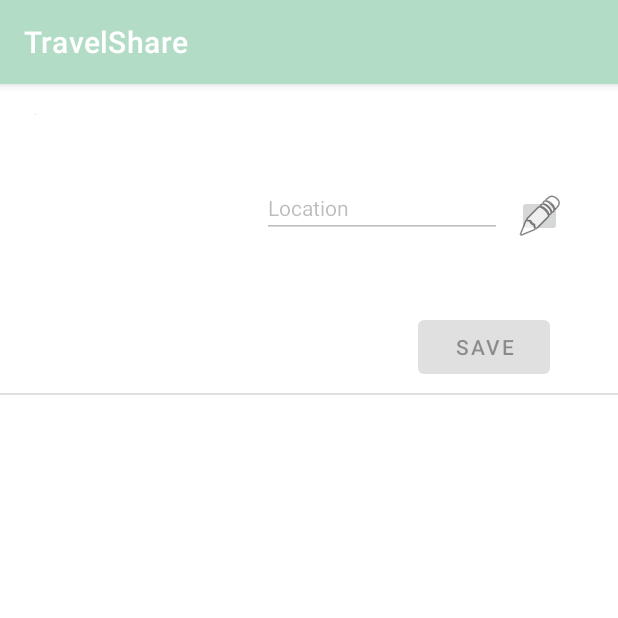
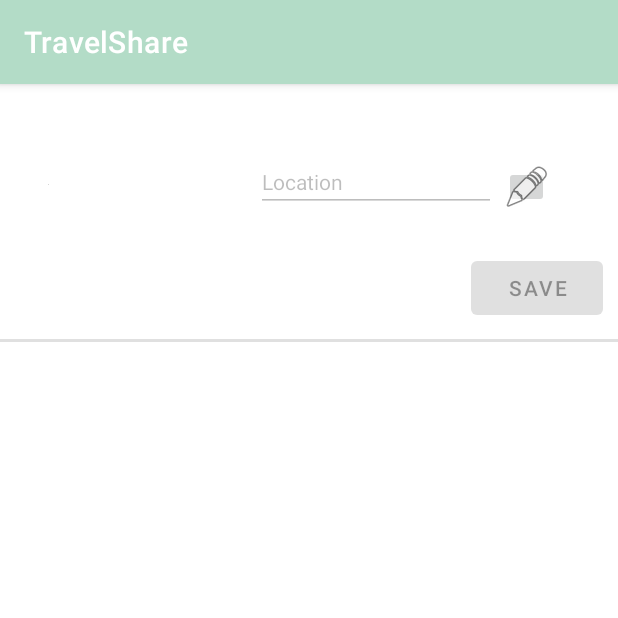
Before and after one commit to Stela303/TravelShare, an Android app: the fragment ProfileFragment shown on its own in the app's theme, on a phone screen of 412 x 824 dp, the top half of it. Run offline under Robolectric (Android 15) with nearby library versions, the phone set to English and light mode, and no system bars; our stand-ins replace Firebase (no records; nobody signed in at launch, a user with empty details on screens opened directly), Picasso; 4 statements that could not run were skipped.

Commit message:
Cambiada la apariencia.

```diff
--- a/app/src/main/java/com/example/travelshare/ui/profile/ProfileFragment.java
+++ b/app/src/main/java/com/example/travelshare/ui/profile/ProfileFragment.java
@@ -16,14 +16,20 @@
 import androidx.annotation.NonNull;
 import androidx.fragment.app.Fragment;
 import androidx.lifecycle.ViewModelProvider;
+import androidx.recyclerview.widget.LinearLayoutManager;
+import androidx.recyclerview.widget.RecyclerView;
 
+import com.example.travelshare.Adapter;
 import com.example.travelshare.R;
+import com.example.travelshare.ui.Itinerary;
 import com.example.travelshare.ui.login.LoginActivity;
+import com.firebase.ui.firestore.FirestoreRecyclerOptions;
 import com.google.firebase.auth.FirebaseAuth;
 import com.google.firebase.auth.FirebaseUser;
 import com.google.firebase.firestore.CollectionReference;
 import com.google.firebase.firestore.DocumentSnapshot;
 import com.google.firebase.firestore.FirebaseFirestore;
+import com.google.firebase.firestore.Query;
 import com.squareup.picasso.Picasso;
 
 import java.util.HashMap;
@@ -42,6 +48,9 @@
     Button save;
     ImageButton edit;
     View root;
+    FirebaseFirestore db;
+    RecyclerView recyclerViewItinerary;
+    Adapter mAdapter;
 
     private FirebaseUser signInAccount;
 
@@ -51,7 +60,7 @@
                 new ViewModelProvider(this).get(GalleryViewModel.class);
         root = inflater.inflate(R.layout.fragment_profile, container, false);
 
-        FirebaseFirestore db = FirebaseFirestore.getInstance();
+        db = FirebaseFirestore.getInstance();
         CollectionReference usersRef = db.collection("users");
 
         name = root.findViewById(R.id.nameProfile);
@@ -61,6 +70,9 @@
         save = root.findViewById(R.id.saveProfile);
         edit = root.findViewById(R.id.editProfile);
 
+        recyclerViewItinerary = root.findViewById(R.id.itineraries);
+        recyclerViewItinerary.setLayoutManager(new LinearLayoutManager(root.getContext()));
+
         edit.setOnClickListener(v -> {
             location.setText("");
             location.setEnabled(true);
@@ -68,11 +80,11 @@
         });
 
         save.setOnClickListener(v -> {
-            Toast.makeText(root.getContext(), "Guardar localizacion", Toast.LENGTH_SHORT).show();
             System.out.println(userId);
             usersRef.document(userId).update("location", location.getText().toString());
             location.setEnabled(false);
             save.setEnabled(false);
+            Toast.makeText(root.getContext(), R.string.save_location_success, Toast.LENGTH_SHORT).show();
         });
 
 
@@ -82,12 +94,13 @@
             name.setText(signInAccount.getDisplayName());
             email.setText(signInAccount.getEmail());
             Picasso.with(root.getContext()).load(signInAccount.getPhotoUrl()).into(photo);
-            usersRef.whereEqualTo("email", Objects.requireNonNull(signInAccount).getEmail()).get()
+            usersRef.whereEqualTo("googleID", Objects.requireNonNull(signInAccount).getUid()).get()
                     .addOnCompleteListener(task1 -> {
                         if (task1.isSuccessful()){
                             DocumentSnapshot user= task1.getResult().getDocuments().get(0);
                             String location = (String) user.get("location");
                             userId = (String) user.getId();
+                            this.initializeItinerary((String) user.get("googleID"));
                             if(location!=null){
                                 this.location.setText(location);
                             }
@@ -98,7 +111,16 @@
             startActivity(intent);
         }
 
-
         return root;
     }
+
+    private void initializeItinerary(String googleID) {
+        Query query= db.collection("users/"+googleID+"/itineraries");
+        FirestoreRecyclerOptions<Itinerary> firestoreRecyclerOptions = new FirestoreRecyclerOptions.Builder<Itinerary>()
+                .setQuery(query, Itinerary.class).build();
+        mAdapter = new Adapter(firestoreRecyclerOptions, root.getContext());
+        mAdapter.notifyDataSetChanged();
+        recyclerViewItinerary.setAdapter(mAdapter);
+        mAdapter.startListening();
+    }
 }
--- a/app/src/main/res/drawable/search.xml
+++ b/app/src/main/res/drawable/search.xml
@@ -1,9 +1,10 @@
 <?xml version="1.0" encoding="utf-8"?>
 <shape xmlns:android="http://schemas.android.com/apk/res/android">
-    <solid android:color="#e4f2ec"/>
+    <solid android:color="@color/white"/>
     <corners android:radius="10dp"/>
     <padding android:left="10dp"
         android:bottom="10dp"
         android:right="10dp"
         android:top="10dp"/>
+    <stroke android:width="5px" android:color="#47535d"></stroke>
 </shape>
--- a/app/src/main/res/layout/fragment_profile.xml
+++ b/app/src/main/res/layout/fragment_profile.xml
@@ -4,6 +4,30 @@
     xmlns:tools="http://schemas.android.com/tools"
     android:layout_width="match_parent"
     android:layout_height="match_parent"
+    tools:context=".ui.profile.ProfileFragment">
+
+    <ScrollView
+        android:layout_width="match_parent"
+        android:layout_height="match_parent"
+        app:layout_constraintBottom_toBottomOf="parent"
+        app:layout_constraintEnd_toEndOf="parent"
+        app:layout_constraintStart_toStartOf="parent"
+        app:layout_constraintTop_toTopOf="parent">
+
+        <LinearLayout
+            android:layout_width="match_parent"
+            android:layout_height="wrap_content"
+            android:orientation="vertical">
+
+            <androidx.constraintlayout.widget.ConstraintLayout
+                android:layout_width="match_parent"
+                android:layout_height="170dp"
+                android:paddingStart="10dp"
+                android:paddingLeft="10dp"
+                android:paddingTop="10dp"
+                android:paddingEnd="10dp"
+                android:paddingRight="10dp"
+                android:paddingBottom="10dp"
                 tools:context=".ui.profile.ProfileFragment">
 
                 <ImageView
@@ -15,7 +39,7 @@
                     app:layout_constraintHorizontal_bias="0.056"
                     app:layout_constraintStart_toStartOf="parent"
                     app:layout_constraintTop_toTopOf="parent"
-        app:layout_constraintVertical_bias="0.026"
+                    app:layout_constraintVertical_bias="0.38"
                     tools:src="@tools:sample/avatars" />
 
                 <TextView
@@ -25,10 +49,10 @@
                     android:text="TextView"
                     app:layout_constraintBottom_toBottomOf="parent"
                     app:layout_constraintEnd_toEndOf="parent"
-        app:layout_constraintHorizontal_bias="0.505"
+                    app:layout_constraintHorizontal_bias="0.497"
                     app:layout_constraintStart_toStartOf="parent"
                     app:layout_constraintTop_toTopOf="parent"
-        app:layout_constraintVertical_bias="0.047" />
+                    app:layout_constraintVertical_bias="0.105" />
 
                 <ImageButton
                     android:id="@+id/editProfile"
@@ -37,10 +61,10 @@
                     android:src="@android:drawable/ic_menu_edit"
                     app:layout_constraintBottom_toBottomOf="parent"
                     app:layout_constraintEnd_toEndOf="parent"
-        app:layout_constraintHorizontal_bias="0.902"
+                    app:layout_constraintHorizontal_bias="0.9"
                     app:layout_constraintStart_toStartOf="parent"
                     app:layout_constraintTop_toTopOf="parent"
-        app:layout_constraintVertical_bias="0.1" />
+                    app:layout_constraintVertical_bias="0.366" />
 
                 <TextView
                     android:id="@+id/emailProfile"
@@ -52,7 +76,7 @@
                     app:layout_constraintHorizontal_bias="0.642"
                     app:layout_constraintStart_toStartOf="parent"
                     app:layout_constraintTop_toTopOf="parent"
-        app:layout_constraintVertical_bias="0.154" />
+                    app:layout_constraintVertical_bias="0.600" />
 
                 <Button
                     android:id="@+id/saveProfile"
@@ -62,34 +86,10 @@
                     android:text="@string/save"
                     app:layout_constraintBottom_toBottomOf="parent"
                     app:layout_constraintEnd_toEndOf="parent"
-        app:layout_constraintHorizontal_bias="0.86"
+                    app:layout_constraintHorizontal_bias="1.0"
                     app:layout_constraintStart_toStartOf="parent"
                     app:layout_constraintTop_toTopOf="parent"
-        app:layout_constraintVertical_bias="0.21" />
-
-    <View
-        android:id="@+id/divider"
-        android:layout_width="match_parent"
-        android:layout_height="1dp"
-        android:background="?android:attr/listDivider"
-        app:layout_constraintBottom_toBottomOf="parent"
-        app:layout_constraintEnd_toEndOf="parent"
-        app:layout_constraintHorizontal_bias="0.0"
-        app:layout_constraintStart_toStartOf="parent"
-        app:layout_constraintTop_toTopOf="parent"
-        app:layout_constraintVertical_bias="0.269" />
-
-    <androidx.recyclerview.widget.RecyclerView
-        android:id="@+id/itineraries"
-        android:layout_width="wrap_content"
-        android:layout_height="wrap_content"
-        android:scrollbars="vertical"
-        app:layout_constraintBottom_toBottomOf="parent"
-        app:layout_constraintEnd_toEndOf="parent"
-        app:layout_constraintHorizontal_bias="0.46"
-        app:layout_constraintStart_toStartOf="parent"
-        app:layout_constraintTop_toTopOf="parent"
-        app:layout_constraintVertical_bias="0.426" />
+                    app:layout_constraintVertical_bias="1.0" />
 
                 <EditText
                     android:id="@+id/locationProfile"
@@ -105,6 +105,23 @@
                     app:layout_constraintHorizontal_bias="0.692"
                     app:layout_constraintStart_toStartOf="parent"
                     app:layout_constraintTop_toTopOf="parent"
-        app:layout_constraintVertical_bias="0.086" />
+                    app:layout_constraintVertical_bias="0.323" />
 
             </androidx.constraintlayout.widget.ConstraintLayout>
+
+            <View
+                android:id="@+id/divider"
+                android:layout_width="match_parent"
+                android:layout_height="2dp"
+                android:background="?android:attr/listDivider" />
+
+            <androidx.recyclerview.widget.RecyclerView
+                android:id="@+id/itineraries"
+                android:layout_width="match_parent"
+                android:layout_height="201dp"
+                android:scrollbars="vertical" />
+
+        </LinearLayout>
+    </ScrollView>
+
+</androidx.constraintlayout.widget.ConstraintLayout>
--- a/app/src/main/res/layout/item_itinerary.xml
+++ b/app/src/main/res/layout/item_itinerary.xml
@@ -2,17 +2,18 @@
 <LinearLayout xmlns:android="http://schemas.android.com/apk/res/android"
     xmlns:app="http://schemas.android.com/apk/res-auto"
     xmlns:tools="http://schemas.android.com/tools"
-    android:layout_width="wrap_content"
+    android:layout_width="match_parent"
     android:layout_height="wrap_content"
-    android:background="#e4f2ec"
+    android:background="@drawable/search"
     android:orientation="horizontal"
-    android:paddingHorizontal="7dp"
-    android:paddingVertical="7dp">
+    android:paddingTop="5dp"
+    android:paddingEnd="5dp">
 
     <LinearLayout
         android:layout_width="wrap_content"
         android:layout_height="wrap_content"
-        android:orientation="vertical">
+        android:orientation="vertical"
+        android:paddingLeft="5dp">
 
         <ImageView
             android:id="@+id/image"
@@ -30,7 +31,9 @@
         android:layout_width="wrap_content"
         android:layout_height="wrap_content"
         android:layout_marginLeft="10dp"
-        android:orientation="vertical">
+        android:orientation="vertical"
+        android:paddingStart="5dp"
+        android:paddingLeft="5dp">
 
         <TextView
             android:id="@+id/tittle"
--- a/app/src/main/res/values/strings.xml
+++ b/app/src/main/res/values/strings.xml
@@ -26,6 +26,7 @@
     <string name="menu_saved">Saved Itineraries</string>
     <string name="save">Save</string>
     <string name="location">Location</string>
+    <string name="save_location_success">Saved location!</string>
     <string name="title_activity_guest_main">GuestMainActivity</string>
 
     <string name="search">Search</string>
```
Also changed, not shown: 1 other file. Lines whose indentation alone changed are shown as unchanged.
